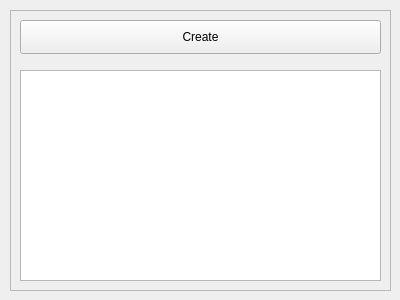
Before: the Qt Designer form gallery-desktop/albumlistwidget.ui in flykule/QtGallery, drawn with Qt 5.
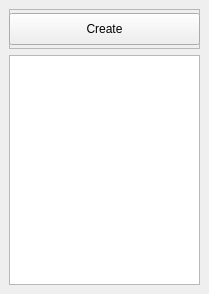
After: the same form once the commit is applied. Icons and pictures are not drawn.

```diff
--- a/gallery-desktop/albumlistwidget.ui
+++ b/gallery-desktop/albumlistwidget.ui
@@ -6,8 +6,8 @@
    <rect>
     <x>0</x>
     <y>0</y>
-    <width>400</width>
-    <height>300</height>
+    <width>209</width>
+    <height>294</height>
    </rect>
   </property>
   <property name="windowTitle">
@@ -16,20 +16,20 @@
   <widget class="QListView" name="albumList">
    <property name="geometry">
     <rect>
-     <x>20</x>
-     <y>70</y>
-     <width>361</width>
-     <height>211</height>
+     <x>9</x>
+     <y>55</y>
+     <width>191</width>
+     <height>230</height>
     </rect>
    </property>
   </widget>
   <widget class="QFrame" name="frame">
    <property name="geometry">
     <rect>
-     <x>10</x>
-     <y>10</y>
-     <width>381</width>
-     <height>281</height>
+     <x>9</x>
+     <y>9</y>
+     <width>191</width>
+     <height>40</height>
     </rect>
    </property>
    <property name="frameShape">
@@ -41,10 +41,10 @@
    <widget class="QPushButton" name="createAlbumButton">
     <property name="geometry">
      <rect>
-      <x>10</x>
-      <y>10</y>
-      <width>361</width>
-      <height>34</height>
+      <x>0</x>
+      <y>4</y>
+      <width>191</width>
+      <height>32</height>
      </rect>
     </property>
     <property name="text">
```
